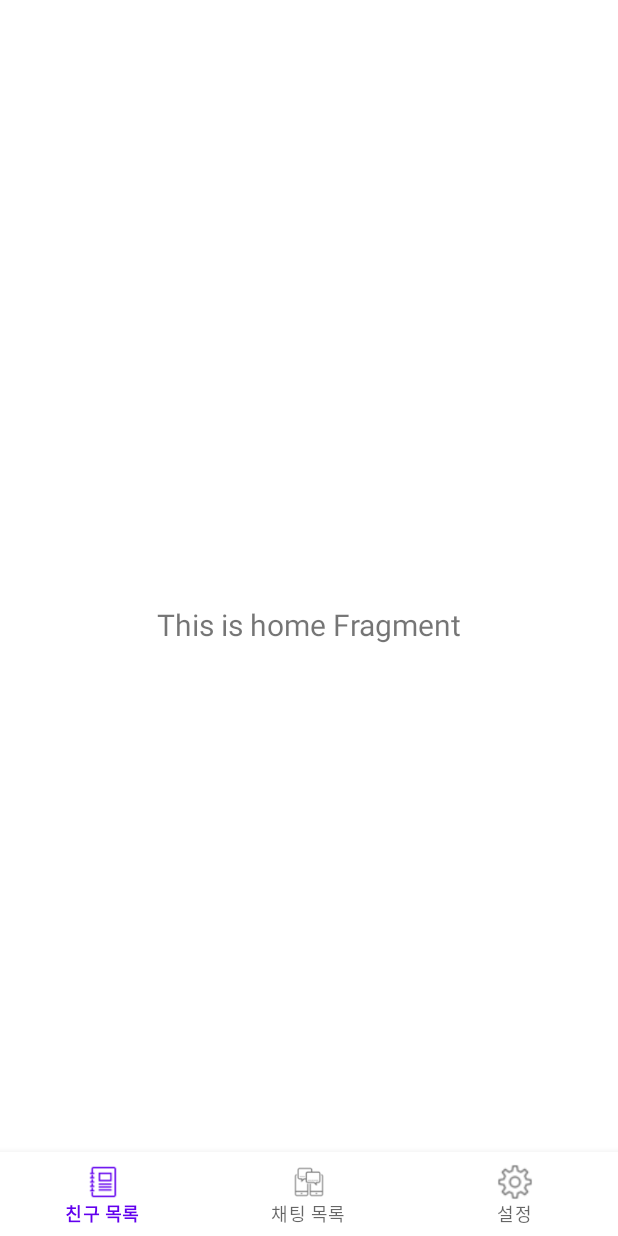
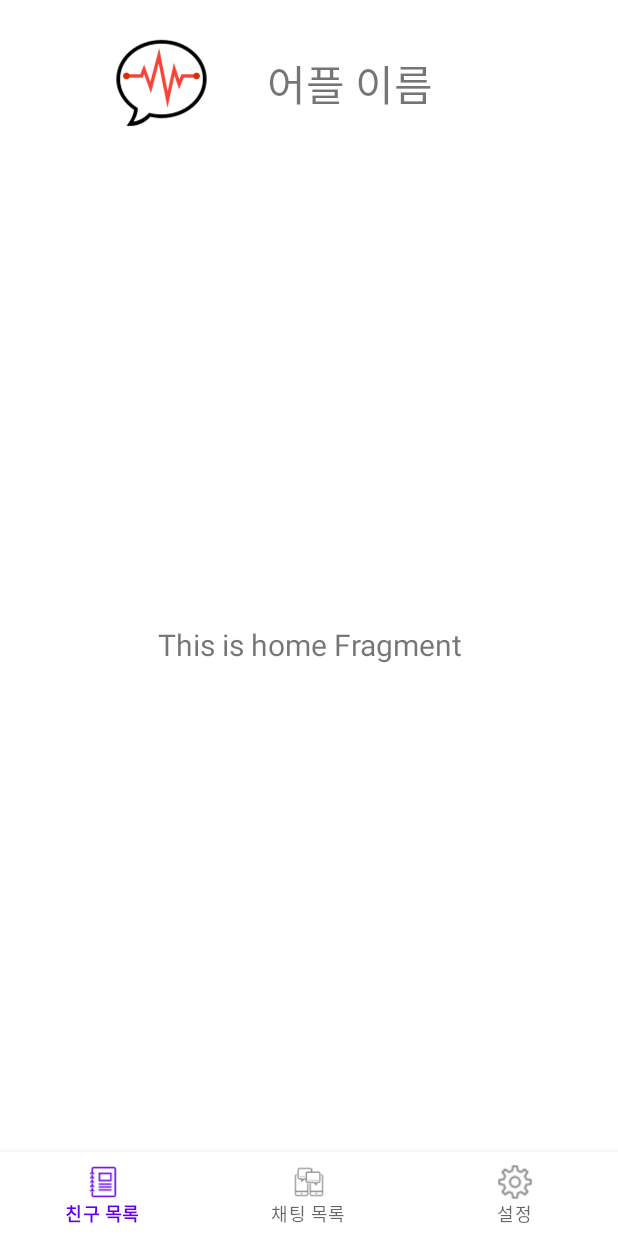
Before and after one commit to ByeongAndHong/graduate_project, an Android app: the MainActivity screen opened directly, with no data from a screen before it, on a phone screen of 412 x 824 dp. Run offline under Robolectric (Android 15) with nearby library versions, the phone set to English and light mode, and no system bars; our stand-ins replace navigation-ui.

Commit message:
Main Activity에 상단바 생성

```diff
--- a/ChatApp/app/src/main/java/edu/skku/cs/chatapp/LoginActivity.kt
+++ b/ChatApp/app/src/main/java/edu/skku/cs/chatapp/LoginActivity.kt
@@ -29,6 +29,7 @@ class LoginActivity : AppCompatActivity() {
             Toast.makeText(this, "This is Register Button", Toast.LENGTH_LONG).show()
         }
 
+        //프로젝트 처음 만들 면 생성되어 있는 액션 바 제거
         val actionBar: ActionBar? = supportActionBar
         if (actionBar != null) {
             actionBar.hide()
--- a/ChatApp/app/src/main/java/edu/skku/cs/chatapp/MainActivity.kt
+++ b/ChatApp/app/src/main/java/edu/skku/cs/chatapp/MainActivity.kt
@@ -33,6 +33,7 @@ class MainActivity : AppCompatActivity() {
         setupActionBarWithNavController(navController, appBarConfiguration)
         navView.setupWithNavController(navController)
 
+        //프로젝트 처음 만들 면 생성되어 있는 액션 바 제거
         val actionBar: ActionBar? = supportActionBar
         if (actionBar != null) {
             actionBar.hide()
--- a/ChatApp/app/src/main/res/layout/activity_login.xml
+++ b/ChatApp/app/src/main/res/layout/activity_login.xml
@@ -10,14 +10,14 @@
         android:id="@+id/logoImageView"
         android:layout_width="162dp"
         android:layout_height="154dp"
-        app:layout_constraintBottom_toTopOf="@+id/guideline"
+        app:layout_constraintBottom_toTopOf="@+id/guideline_65"
         app:layout_constraintEnd_toEndOf="parent"
         app:layout_constraintStart_toStartOf="parent"
         app:layout_constraintTop_toTopOf="parent"
         app:srcCompat="@drawable/logo" />
 
     <androidx.constraintlayout.widget.Guideline
-        android:id="@+id/guideline"
+        android:id="@+id/guideline_65"
         android:layout_width="wrap_content"
         android:layout_height="wrap_content"
         android:orientation="horizontal"
@@ -31,7 +31,7 @@
         android:textAlignment="center"
         android:textColor="#000000"
         android:textSize="34sp"
-        app:layout_constraintBottom_toTopOf="@+id/guideline"
+        app:layout_constraintBottom_toTopOf="@+id/guideline_65"
         app:layout_constraintEnd_toEndOf="@+id/logoImageView"
         app:layout_constraintStart_toStartOf="@+id/logoImageView"
         app:layout_constraintTop_toBottomOf="@+id/logoImageView" />
@@ -54,5 +54,5 @@
         android:text="로그인"
         app:layout_constraintEnd_toEndOf="parent"
         app:layout_constraintStart_toStartOf="parent"
-        app:layout_constraintTop_toTopOf="@+id/guideline" />
+        app:layout_constraintTop_toTopOf="@+id/guideline_65" />
 </androidx.constraintlayout.widget.ConstraintLayout>
--- a/ChatApp/app/src/main/res/layout/activity_main.xml
+++ b/ChatApp/app/src/main/res/layout/activity_main.xml
@@ -1,9 +1,10 @@
 <?xml version="1.0" encoding="utf-8"?>
 <androidx.constraintlayout.widget.ConstraintLayout xmlns:android="http://schemas.android.com/apk/res/android"
     xmlns:app="http://schemas.android.com/apk/res-auto"
+    xmlns:tools="http://schemas.android.com/tools"
     android:id="@+id/container"
     android:layout_width="match_parent"
-    android:layout_height="match_parent" >
+    android:layout_height="match_parent">
 
     <com.google.android.material.bottomnavigation.BottomNavigationView
         android:id="@+id/nav_view"
@@ -20,13 +21,50 @@
     <fragment
         android:id="@+id/nav_host_fragment_activity_main"
         android:name="androidx.navigation.fragment.NavHostFragment"
-        android:layout_width="match_parent"
-        android:layout_height="match_parent"
+        android:layout_width="438dp"
+        android:layout_height="636dp"
         app:defaultNavHost="true"
         app:layout_constraintBottom_toTopOf="@id/nav_view"
         app:layout_constraintLeft_toLeftOf="parent"
         app:layout_constraintRight_toRightOf="parent"
-        app:layout_constraintTop_toTopOf="parent"
+        app:layout_constraintTop_toTopOf="@+id/guideline_10"
         app:navGraph="@navigation/mobile_navigation" />
 
+    <androidx.constraintlayout.widget.Guideline
+        android:id="@+id/guideline_10"
+        android:layout_width="wrap_content"
+        android:layout_height="wrap_content"
+        android:orientation="horizontal"
+        app:layout_constraintGuide_percent="0.1" />
+
+    <androidx.constraintlayout.widget.ConstraintLayout
+        android:layout_width="436dp"
+        android:layout_height="75dp"
+        app:layout_constraintBottom_toTopOf="@+id/nav_host_fragment_activity_main"
+        app:layout_constraintEnd_toEndOf="parent"
+        app:layout_constraintStart_toStartOf="parent"
+        app:layout_constraintTop_toTopOf="parent">
+
+        <ImageView
+            android:id="@+id/mainLogoImageView"
+            android:layout_width="138dp"
+            android:layout_height="65dp"
+            android:layout_marginStart="50dp"
+            app:layout_constraintBottom_toBottomOf="parent"
+            app:layout_constraintStart_toStartOf="parent"
+            app:layout_constraintTop_toTopOf="parent"
+            app:srcCompat="@drawable/logo" />
+
+        <TextView
+            android:id="@+id/mainNameTextView"
+            android:layout_width="114dp"
+            android:layout_height="38dp"
+            android:text="어플 이름"
+            android:textAlignment="center"
+            android:textSize="28sp"
+            app:layout_constraintBottom_toBottomOf="parent"
+            app:layout_constraintStart_toEndOf="@+id/mainLogoImageView"
+            app:layout_constraintTop_toTopOf="parent" />
+    </androidx.constraintlayout.widget.ConstraintLayout>
+
 </androidx.constraintlayout.widget.ConstraintLayout>
```
